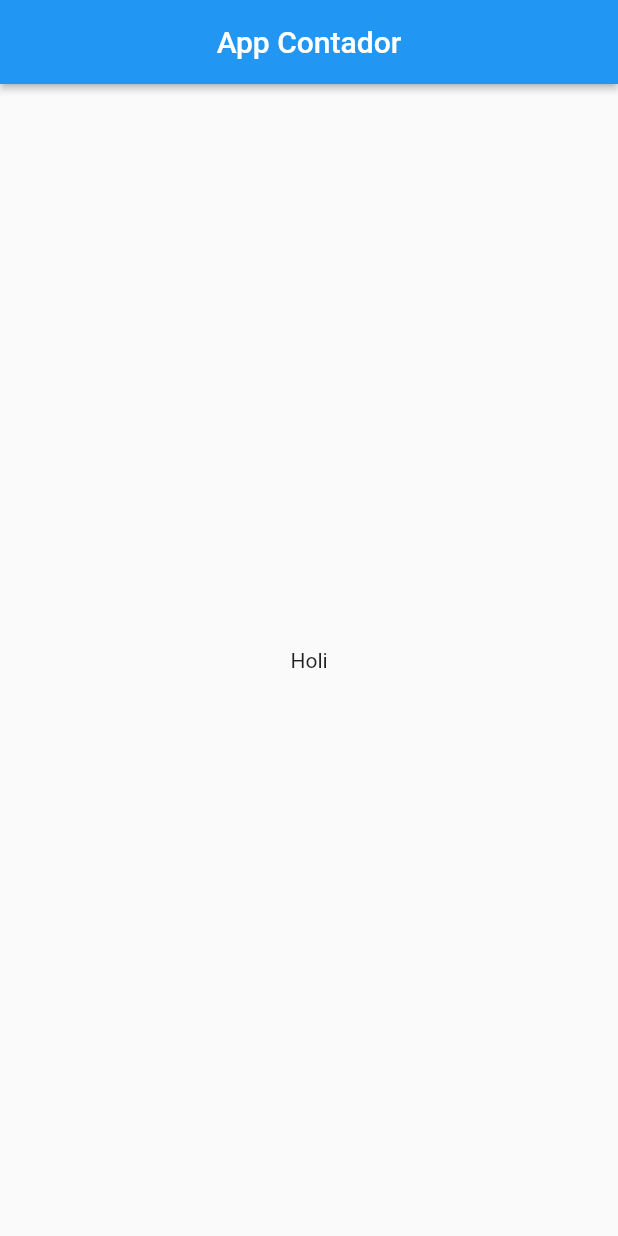
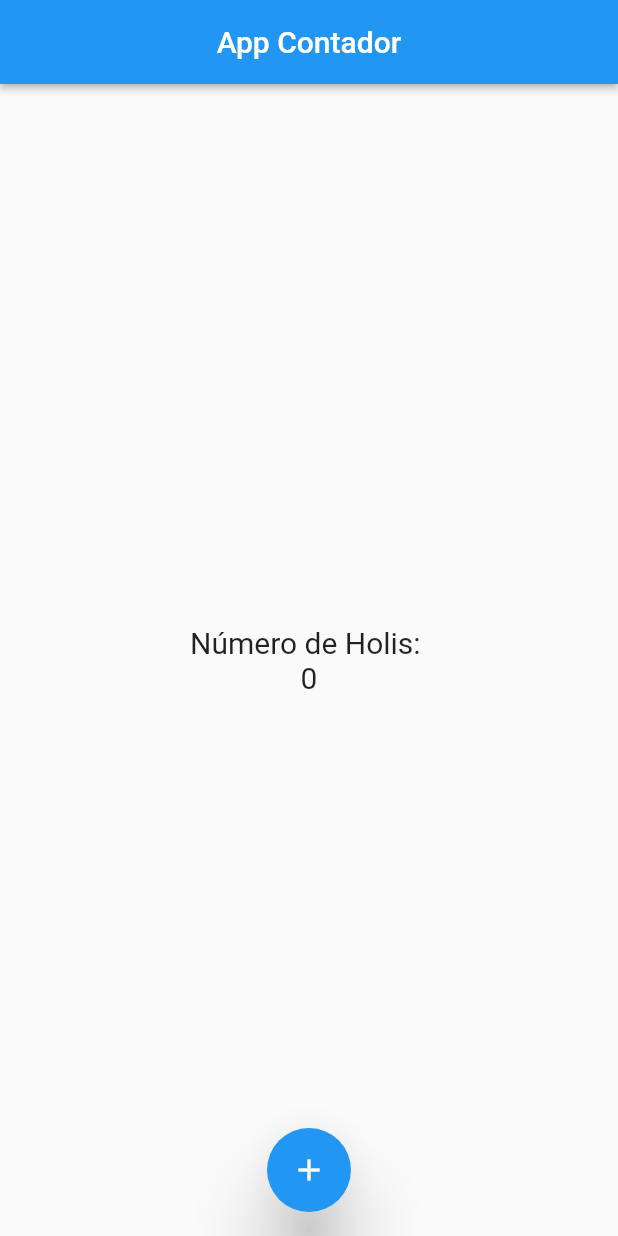
Before and after one commit to Dragoz-Shir/Flutter-Apps, a Flutter app: the screen it shows after launch, on a phone screen of 412 x 824 dp. Run offline on Flutter 3.47's test engine with Material 2 defaults, Android fonts, the phone set to English and light mode, and no system bars.

Commit message:
I am rich terminada, FAB agregado al contador

```diff
--- a/contador/lib/src/pages/home_page.dart
+++ b/contador/lib/src/pages/home_page.dart
@@ -1,6 +1,9 @@
+import 'dart:ui';
+
 import 'package:flutter/material.dart';
 
 class HomePage extends StatelessWidget {
+  final stiloTexto = new TextStyle(fontSize: 20.0);
   @override
   Widget build(BuildContext context) {
     return Scaffold(
@@ -10,8 +13,28 @@ class HomePage extends StatelessWidget {
         elevation: 2.0,
       ),
       body: Center(
-        child: Text("Holi"),
+        child: Column(
+          mainAxisAlignment: MainAxisAlignment.center,
+          children: [
+            Text(
+              "Número de Holis: ",
+              style: stiloTexto,
+            ),
+            Text(
+              "0",
+              style: stiloTexto,
+            )
+          ],
+        ),
       ),
+      floatingActionButton: FloatingActionButton(
+        onPressed: () {
+          print("holi +1");
+        },
+        child: Icon(Icons.add),
+        elevation: 20.0,
+      ),
+      floatingActionButtonLocation: FloatingActionButtonLocation.centerFloat,
     );
   }
 }
```
Also changed, not shown: iamrich/lib/main.dart (added, +18 -0 lines), iamrich/pubspec.yaml (added, +53 -0 lines), iamrich/images/diamond.png (added), iamrich/images/i_am_rich_app_icon.png (added), iamrich/pubspec.lock (added), 49 other files.
